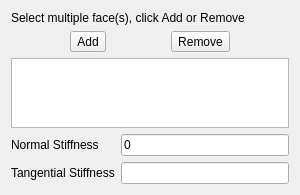
Old version of the form src/Mod/Fem/Gui/TaskFemConstraintSpring.ui in the repository southseact-3d/fcd.
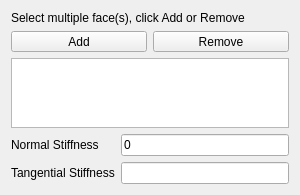
New version of the form. Custom widgets are drawn as their Qt base class.

Commit message:
[FEM] Expand Add/Remove buttons in constraint tasks
Minor UI improvement. The behavior had changed when the buttons were changed
from `QPushButton` to `QToolButton` in 457c8b6de2626e0ed5bc56fcce7aaf9d784dbc1d.

```diff
--- a/src/Mod/Fem/Gui/TaskFemConstraintSpring.ui
+++ b/src/Mod/Fem/Gui/TaskFemConstraintSpring.ui
@@ -25,6 +25,12 @@
     <layout class="QHBoxLayout" name="hLayout1">
      <item>
       <widget class="QToolButton" name="btnAdd">
+       <property name="sizePolicy">
+        <sizepolicy hsizetype="Expanding" vsizetype="Fixed">
+         <horstretch>0</horstretch>
+         <verstretch>0</verstretch>
+        </sizepolicy>
+       </property>
        <property name="text">
         <string>Add</string>
        </property>
@@ -35,6 +41,12 @@
      </item>
      <item>
       <widget class="QToolButton" name="btnRemove">
+       <property name="sizePolicy">
+        <sizepolicy hsizetype="Expanding" vsizetype="Fixed">
+         <horstretch>0</horstretch>
+         <verstretch>0</verstretch>
+        </sizepolicy>
+       </property>
        <property name="text">
         <string>Remove</string>
        </property>
```
The commit also changes 9 other files.
